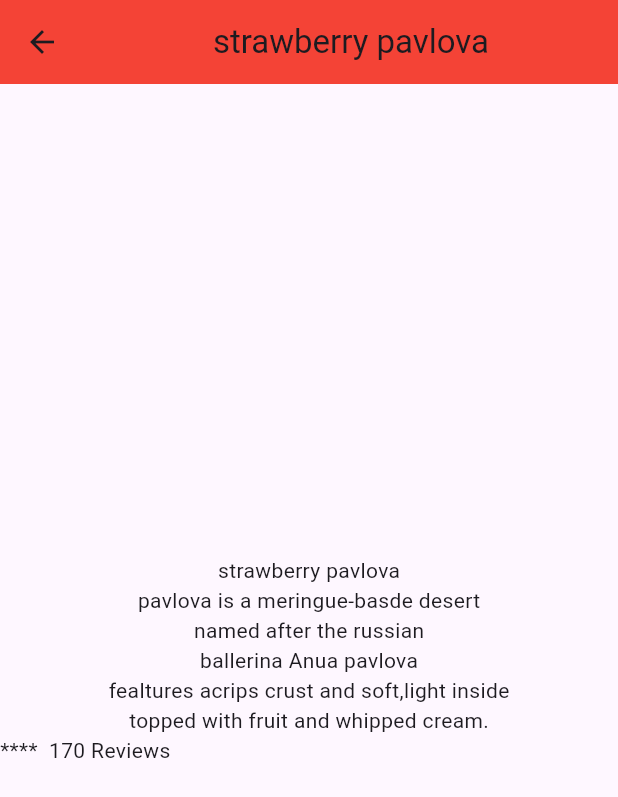
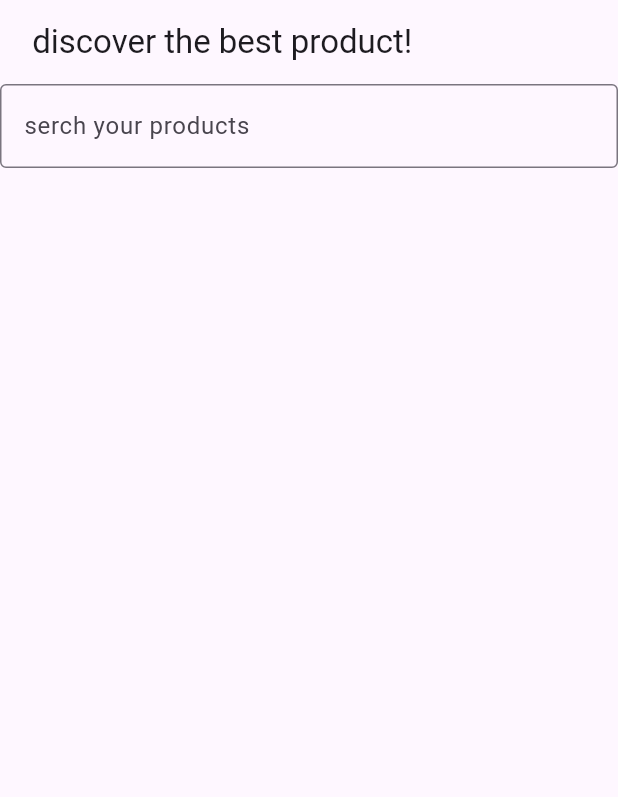
Before and after one commit to aanchal-chanhalia/first_app, a Flutter app: the HomePage screen opened directly, on a phone screen of 412 x 824 dp. Shown: the top 797 px of the screen. Run offline on Flutter 3.47's test engine with Material 3 defaults, Android fonts, the phone set to English and light mode, and no system bars; missing offline and left inert: dart:html.

```diff
--- a/lib/home_page.dart
+++ b/lib/home_page.dart
@@ -8,41 +8,39 @@ class HomePage extends StatefulWidget {
 }
 
 class __HomePStateState extends State<HomePage> {
+  var name = TextEditingController();
   @override
   Widget build(BuildContext context) {
     return Scaffold(
       appBar: AppBar(
-      backgroundColor: Colors.red,
+      //backgroundColor: Colors.red,
 
 
-      title: Center(
-        child: Text("strawberry pavlova")
-      )
+      title: const Text(" discover the best product!")
       ,),
 
     body:
       const Column(
-       // crossAxisAlignment: CrossAxisAlignment.start,
-         mainAxisAlignment: MainAxisAlignment.center,
+       crossAxisAlignment: CrossAxisAlignment.start,
+         //mainAxisAlignment: MainAxisAlignment.center,
         children: [
-           Text("strawberry pavlova"),
-           Text("pavlova is a meringue-basde desert"),
-      Text("named after the russian"),
-      Text("ballerina Anua pavlova"),
-      Text("fealtures acrips crust and soft,light inside"),
-      Text("topped with fruit and whipped cream."),
-      Row(
-        crossAxisAlignment: CrossAxisAlignment.center,
+           //Text("DICOVER THE BEST"),
+           //Text("PRODUCT !"),
+           TextField(
+           // controller: name,
+            decoration: InputDecoration(hintText:"serch your products",border: OutlineInputBorder()),
 
-        children: [
 
-           Text("****  170 Reviews"),
+           )
+
+
+
 
         ]
        ),
-        ],
-       )
-      );
+
+       );
+
 
   }
 }
--- a/lib/main.dart
+++ b/lib/main.dart
@@ -1,4 +1,4 @@
-import 'package:first_app/home_page.dart';
+import 'package:first_app/Home_Page.dart';
 import 'package:first_app/login_page.dart';
 import 'package:first_app/login_page2.dart';
 import 'package:flutter/material.dart';
@@ -21,7 +21,7 @@ class MyApp extends StatelessWidget {
         colorScheme: ColorScheme.fromSeed(seedColor: Colors.deepPurple),
         useMaterial3: true,
       ),
-      home: LoginPage(),
+      home: HomePage(),
     );
   }
 }
```
Also changed, not shown: 2 other files.
